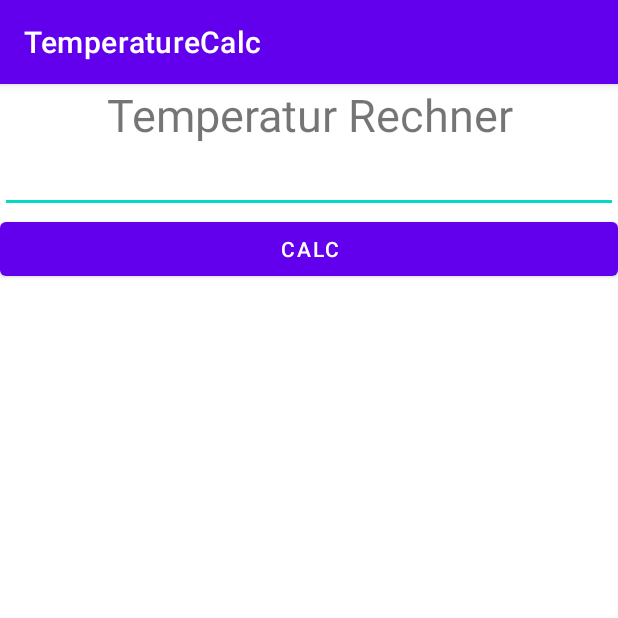
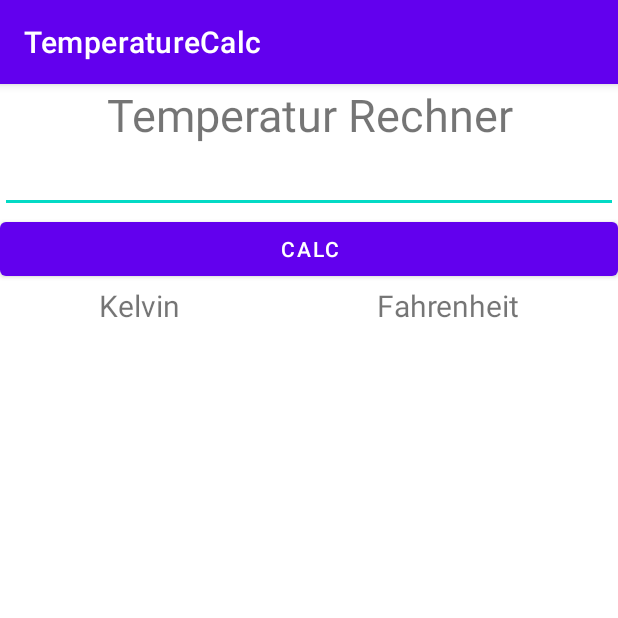
Before and after one commit to lecpab19/TemperaturCalc, an Android app: the screen it shows after launch (MainActivity), on a phone screen of 412 x 824 dp, the top half of it. Run offline under Robolectric (Android 15) with nearby library versions, the phone set to English and light mode, and no system bars.

Commit message:
frontend changed texts

```diff
--- a/app/src/main/res/layout/activity_main.xml
+++ b/app/src/main/res/layout/activity_main.xml
@@ -38,6 +38,7 @@
             android:layout_height="match_parent"
             android:textAlignment="center"
             android:textSize="20sp"
+            android:text="Kelvin"
             android:layout_weight="1"
             />
 
@@ -48,6 +49,7 @@
             android:layout_height="match_parent"
             android:textAlignment="center"
             android:textSize="20sp"
+            android:text="Fahrenheit"
             android:layout_weight="1"
             />
     </LinearLayout>
```
